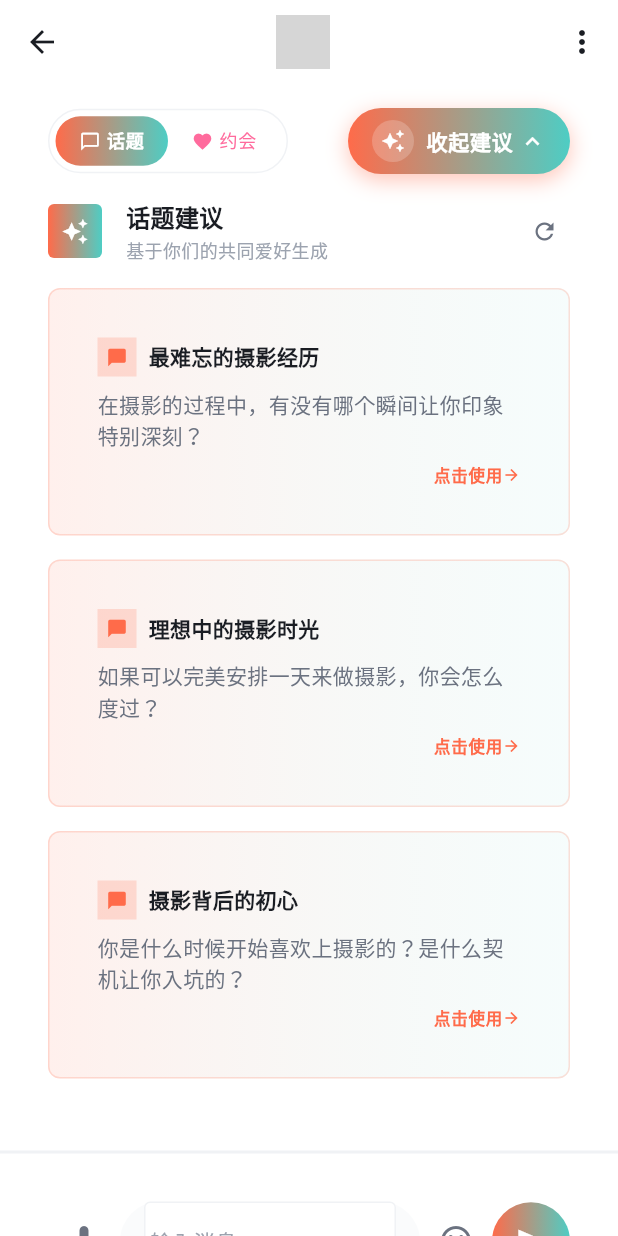
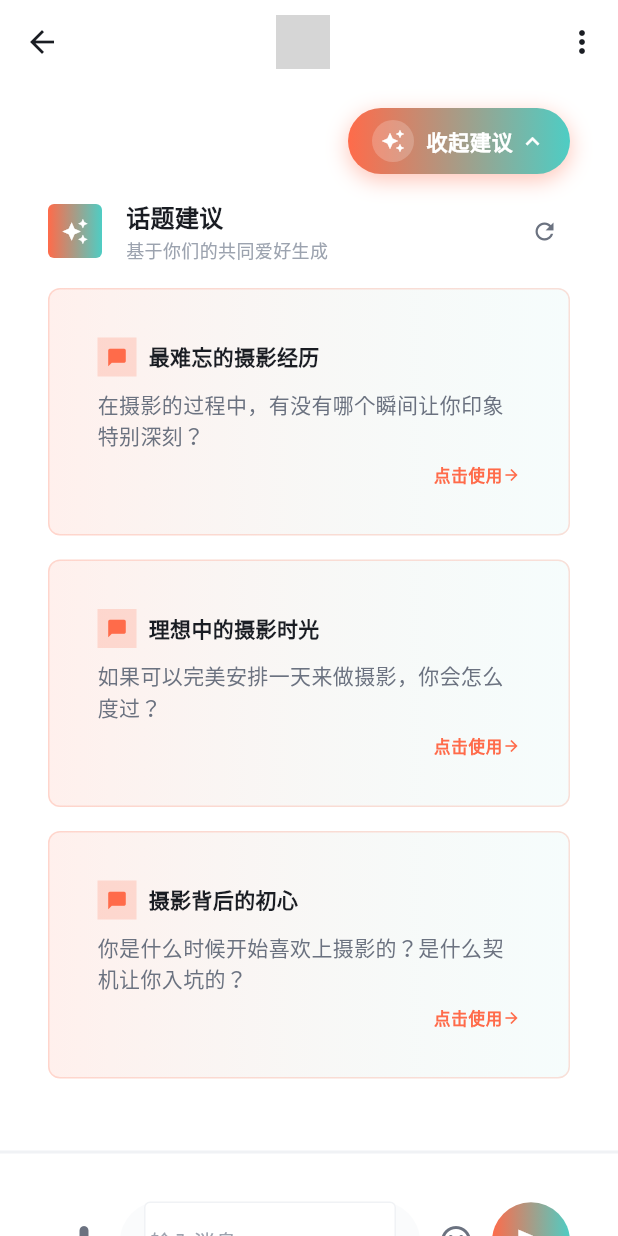
Before and after one commit to zsbasara1111/SOCIALAPP, a Flutter app: the ChatDetailPage screen opened directly with empty values, after a tap on "话题助手", after a tap on "点击生成话题建议", on a phone screen of 412 x 824 dp. Run offline on Flutter 3.47's test engine with Material 3 defaults, Android fonts, the phone set to English and light mode, and no system bars; our stand-ins replace flutter_riverpod, freezed_annotation, go_router, supabase_flutter; accounts and stored records are empty; generated files the repository leaves out were written again; network calls fail; Roboto replaces fonts that are missing (Space Grotesk, Work Sans); grey boxes are pictures that could not be loaded.

Commit message:
feat: 移除聊天界面的约会助手，只保留话题助手
- 删除 AIAssistantModeSelector 模式切换组件
- 简化 AIAssistantButton 为固定话题助手样式
- 话题建议面板移除约会模式的条件渲染
- AI 助手状态管理移除 mode 字段与 switchMode 方法

Co-Authored-By: Claude Opus 4.6 <noreply@anthropic.com>

```diff
--- a/lib/presentation/pages/chat/chat_detail_page.dart
+++ b/lib/presentation/pages/chat/chat_detail_page.dart
@@ -236,10 +236,8 @@ class _ChatDetailPageState extends ConsumerState<ChatDetailPage> {
               children: [
                 // AI助手头部
                 Row(
-                  mainAxisAlignment: MainAxisAlignment.spaceBetween,
+                  mainAxisAlignment: MainAxisAlignment.end,
                   children: [
-                    // 模式切换
-                    const AIAssistantModeSelector(),
                     // AI按钮
                     AIAssistantButton(
                       onTap: () {
--- a/lib/presentation/providers/ai_assistant_provider.dart
+++ b/lib/presentation/providers/ai_assistant_provider.dart
@@ -6,14 +6,12 @@ class AIAssistantState {
   final List<TopicSuggestion> topics;
   final bool isLoading;
   final String? error;
-  final AIAssistantMode mode;
   final bool isExpanded;
 
   const AIAssistantState({
     this.topics = const [],
     this.isLoading = false,
     this.error,
-    this.mode = AIAssistantMode.normal,
     this.isExpanded = false,
   });
 
@@ -21,20 +19,18 @@ class AIAssistantState {
     List<TopicSuggestion>? topics,
     bool? isLoading,
     String? error,
-    AIAssistantMode? mode,
     bool? isExpanded,
   }) {
     return AIAssistantState(
       topics: topics ?? this.topics,
       isLoading: isLoading ?? this.isLoading,
       error: error ?? this.error,
-      mode: mode ?? this.mode,
       isExpanded: isExpanded ?? this.isExpanded,
     );
   }
 }
 
-/// AI助手状态管理
+/// AI助手状态管理（仅话题助手）
 class AIAssistantNotifier extends StateNotifier<AIAssistantState> {
   final AIService _aiService;
 
@@ -53,7 +49,7 @@ class AIAssistantNotifier extends StateNotifier<AIAssistantState> {
         userHobbies: userHobbies,
         matchHobbies: matchHobbies,
         chatHistory: chatHistory,
-        mode: state.mode,
+        mode: AIAssistantMode.normal,
       );
 
       state = state.copyWith(
@@ -67,16 +63,6 @@ class AIAssistantNotifier extends StateNotifier<AIAssistantState> {
         error: '生成话题失败，请重试',
       );
     }
-  }
-
-  /// 切换助手模式
-  void switchMode(AIAssistantMode mode) {
-    if (state.mode == mode) return;
-    state = state.copyWith(
-      mode: mode,
-      topics: [],
-      isExpanded: false,
-    );
   }
 
   /// 展开/收起话题面板
@@ -125,8 +111,3 @@ final aiLoadingProvider = Provider<bool>((ref) {
 final aiExpandedProvider = Provider<bool>((ref) {
   return ref.watch(aiAssistantProvider).isExpanded;
 });
-
-/// AI助手当前模式
-final aiModeProvider = Provider<AIAssistantMode>((ref) {
-  return ref.watch(aiAssistantProvider).mode;
-});
--- a/lib/presentation/widgets/chat/ai_assistant_button.dart
+++ b/lib/presentation/widgets/chat/ai_assistant_button.dart
@@ -1,10 +1,9 @@
 import 'package:flutter/material.dart';
 import 'package:flutter_riverpod/flutter_riverpod.dart';
 import '../../../core/theme/app_theme.dart';
-import '../../../data/services/ai_service.dart';
 import '../../providers/ai_assistant_provider.dart';
 
-/// AI助手浮动按钮
+/// AI助手浮动按钮（仅话题助手）
 class AIAssistantButton extends ConsumerWidget {
   final VoidCallback? onTap;
 
@@ -16,7 +15,6 @@ class AIAssistantButton extends ConsumerWidget {
   @override
   Widget build(BuildContext context, WidgetRef ref) {
     final isExpanded = ref.watch(aiExpandedProvider);
-    final mode = ref.watch(aiModeProvider);
 
     return GestureDetector(
       onTap: onTap,
@@ -27,24 +25,16 @@ class AIAssistantButton extends ConsumerWidget {
           vertical: AppTheme.spaceSm,
         ),
         decoration: BoxDecoration(
-          gradient: LinearGradient(
-            colors: mode == AIAssistantMode.dating
-                ? [
-                    const Color(0xFFFF6B9D),
-                    const Color(0xFFFF8E53),
-                  ]
-                : [
-                    AppTheme.primary,
-                    AppTheme.accent,
-                  ],
+          gradient: const LinearGradient(
+            colors: [
+              AppTheme.primary,
+              AppTheme.accent,
+            ],
           ),
           borderRadius: BorderRadius.circular(AppTheme.radiusFull),
           boxShadow: [
             BoxShadow(
-              color: (mode == AIAssistantMode.dating
-                      ? const Color(0xFFFF6B9D)
-                      : AppTheme.primary)
-                  .withOpacity(0.4),
+              color: AppTheme.primary.withOpacity(0.4),
               blurRadius: 12,
               offset: const Offset(0, 4),
             ),
@@ -70,7 +60,7 @@ class AIAssistantButton extends ConsumerWidget {
             const SizedBox(width: AppTheme.spaceSm),
             // 文字
             Text(
-              isExpanded ? '收起建议' : (mode == AIAssistantMode.dating ? '约会助手' : '话题助手'),
+              isExpanded ? '收起建议' : '话题助手',
               style: AppTheme.labelLarge.copyWith(
                 color: Colors.white,
                 fontWeight: FontWeight.w600,
@@ -93,103 +83,3 @@ class AIAssistantButton extends ConsumerWidget {
     );
   }
 }
-
-/// AI助手模式切换器
-class AIAssistantModeSelector extends ConsumerWidget {
-  const AIAssistantModeSelector({super.key});
-
-  @override
-  Widget build(BuildContext context, WidgetRef ref) {
-    final currentMode = ref.watch(aiModeProvider);
-
-    return Container(
-      padding: const EdgeInsets.all(AppTheme.spaceXs),
-      decoration: BoxDecoration(
-        color: AppTheme.surface,
-        borderRadius: BorderRadius.circular(AppTheme.radiusFull),
-        border: Border.all(
-          color: AppTheme.surfaceVariant,
-        ),
-      ),
-      child: Row(
-        mainAxisSize: MainAxisSize.min,
-        children: [
-          _buildModeButton(
-            label: '话题',
-            icon: Icons.chat_bubble_outline,
-            isSelected: currentMode == AIAssistantMode.normal,
-            onTap: () {
-              ref.read(aiAssistantProvider.notifier).switchMode(AIAssistantMode.normal);
-            },
-          ),
-          _buildModeButton(
-            label: '约会',
-            icon: Icons.favorite,
-            isSelected: currentMode == AIAssistantMode.dating,
-            isDating: true,
-            onTap: () {
-              ref.read(aiAssistantProvider.notifier).switchMode(AIAssistantMode.dating);
-            },
-          ),
-        ],
-      ),
-    );
-  }
-
-  Widget _buildModeButton({
-    required String label,
-    required IconData icon,
-    required bool isSelected,
-    required VoidCallback onTap,
-    bool isDating = false,
-  }) {
-    return GestureDetector(
-      onTap: onTap,
-      child: Container(
-        padding: const EdgeInsets.symmetric(
-          horizontal: AppTheme.spaceMd,
-          vertical: AppTheme.spaceSm,
-        ),
-        decoration: BoxDecoration(
-          gradient: isSelected
-              ? LinearGradient(
-                  colors: isDating
-                      ? [
-                          const Color(0xFFFF6B9D),
-                          const Color(0xFFFF8E53),
-                        ]
-                      : [
-                          AppTheme.primary,
-                          AppTheme.accent,
-                        ],
-                )
-              : null,
-          color: isSelected ? null : Colors.transparent,
-          borderRadius: BorderRadius.circular(AppTheme.radiusFull),
-        ),
-        child: Row(
-          mainAxisSize: MainAxisSize.min,
-          children: [
-            Icon(
-              icon,
-              size: 14,
-              color: isSelected
-                  ? Colors.white
-                  : (isDating ? const Color(0xFFFF6B9D) : AppTheme.textSecondary),
-            ),
-            const SizedBox(width: 4),
-            Text(
-              label,
-              style: AppTheme.labelMedium.copyWith(
-                color: isSelected
-                    ? Colors.white
-                    : (isDating ? const Color(0xFFFF6B9D) : AppTheme.textSecondary),
-                fontWeight: isSelected ? FontWeight.w600 : FontWeight.normal,
-              ),
-            ),
-          ],
-        ),
-      ),
-    );
-  }
-}
--- a/lib/presentation/widgets/chat/topic_suggestions_panel.dart
+++ b/lib/presentation/widgets/chat/topic_suggestions_panel.dart
@@ -1,7 +1,6 @@
 import 'package:flutter/material.dart';
 import 'package:flutter_riverpod/flutter_riverpod.dart';
 import '../../../core/theme/app_theme.dart';
-import '../../../data/services/ai_service.dart';
 import '../../providers/ai_assistant_provider.dart';
 
 /// 话题建议面板
@@ -57,13 +56,8 @@ class TopicSuggestionsPanel extends ConsumerWidget {
           width: 36,
           height: 36,
           decoration: BoxDecoration(
-            gradient: LinearGradient(
-              colors: state.mode == AIAssistantMode.dating
-                  ? [
-                      const Color(0xFFFF6B9D),
-                      const Color(0xFFFF8E53),
-                    ]
-                  : [
+            gradient: const LinearGradient(
+              colors: [
                 AppTheme.primary,
                 AppTheme.accent,
               ],
@@ -84,16 +78,14 @@ class TopicSuggestionsPanel extends ConsumerWidget {
             crossAxisAlignment: CrossAxisAlignment.start,
             children: [
               Text(
-                state.mode == AIAssistantMode.dating ? '约会建议' : '话题建议',
+                '话题建议',
                 style: AppTheme.titleMedium.copyWith(
                   fontWeight: FontWeight.w600,
                 ),
               ),
               const SizedBox(height: 2),
               Text(
-                state.mode == AIAssistantMode.dating
-                    ? '基于共同爱好推荐约会场景'
-                    : '基于你们的共同爱好生成',
+                '基于你们的共同爱好生成',
                 style: AppTheme.bodySmall.copyWith(
                   color: AppTheme.textTertiary,
                 ),
@@ -106,7 +98,6 @@ class TopicSuggestionsPanel extends ConsumerWidget {
         if (!state.isLoading && state.topics.isNotEmpty)
           GestureDetector(
             onTap: () {
-              // TODO: 重新生成话题
               _refreshTopics(context, ref);
             },
             child: Container(
@@ -244,7 +235,7 @@ class TopicSuggestionsPanel extends ConsumerWidget {
     return Column(
       mainAxisSize: MainAxisSize.min,
       children: state.topics.map((topic) {
-        return _buildTopicCard(context, ref, topic, state.mode);
+        return _buildTopicCard(context, ref, topic);
       }).toList(),
     );
   }
@@ -253,11 +244,8 @@ class TopicSuggestionsPanel extends ConsumerWidget {
   Widget _buildTopicCard(
     BuildContext context,
     WidgetRef ref,
-    TopicSuggestion topic,
-    AIAssistantMode mode,
+    dynamic topic,
   ) {
-    final isDating = mode == AIAssistantMode.dating;
-
     return GestureDetector(
       onTap: () {
         ref.read(aiAssistantProvider.notifier).useTopic();
@@ -269,25 +257,16 @@ class TopicSuggestionsPanel extends ConsumerWidget {
         margin: const EdgeInsets.only(bottom: AppTheme.spaceMd),
         padding: const EdgeInsets.all(AppTheme.spaceLg),
         decoration: BoxDecoration(
-          gradient: isDating
-              ? LinearGradient(
-                  colors: [
-                    const Color(0xFFFF6B9D).withOpacity(0.1),
-                    const Color(0xFFFF8E53).withOpacity(0.05),
-                  ],
-                )
-              : LinearGradient(
+          gradient: LinearGradient(
             colors: [
               AppTheme.primary.withOpacity(0.1),
               AppTheme.accent.withOpacity(0.05),
             ],
           ),
-          color: isDating ? null : AppTheme.surface,
+          color: AppTheme.surface,
           borderRadius: BorderRadius.circular(AppTheme.radiusLg),
           border: Border.all(
-            color: isDating
-                ? const Color(0xFFFF6B9D).withOpacity(0.3)
-                : AppTheme.primary.withOpacity(0.2),
+            color: AppTheme.primary.withOpacity(0.2),
           ),
         ),
         child: Column(
@@ -299,15 +278,13 @@ class TopicSuggestionsPanel extends ConsumerWidget {
                 Container(
                   padding: const EdgeInsets.all(6),
                   decoration: BoxDecoration(
-                    color: isDating
-                        ? const Color(0xFFFF6B9D).withOpacity(0.2)
-                        : AppTheme.primary.withOpacity(0.2),
+                    color: AppTheme.primary.withOpacity(0.2),
                     borderRadius: BorderRadius.circular(AppTheme.radiusSm),
                   ),
                   child: Icon(
-                    isDating ? Icons.favorite : Icons.chat_bubble,
+                    Icons.chat_bubble,
                     size: 14,
-                    color: isDating ? const Color(0xFFFF6B9D) : AppTheme.primary,
+                    color: AppTheme.primary,
                   ),
                 ),
                 const SizedBox(width: AppTheme.spaceSm),
@@ -316,7 +293,7 @@ class TopicSuggestionsPanel extends ConsumerWidget {
                     topic.title,
                     style: AppTheme.titleSmall.copyWith(
                       fontWeight: FontWeight.w600,
-                      color: isDating ? const Color(0xFFFF6B6B) : AppTheme.textPrimary,
+                      color: AppTheme.textPrimary,
                     ),
                   ),
                 ),
@@ -343,13 +320,13 @@ class TopicSuggestionsPanel extends ConsumerWidget {
                 Text(
                   '点击使用',
                   style: AppTheme.labelSmall.copyWith(
-                    color: isDating ? const Color(0xFFFF6B9D) : AppTheme.primary,
+                    color: AppTheme.primary,
                   ),
                 ),
                 Icon(
                   Icons.arrow_forward,
                   size: 12,
-                  color: isDating ? const Color(0xFFFF6B9D) : AppTheme.primary,
+                  color: AppTheme.primary,
                 ),
               ],
             ),
```
Lines whose indentation alone changed are shown as unchanged.
